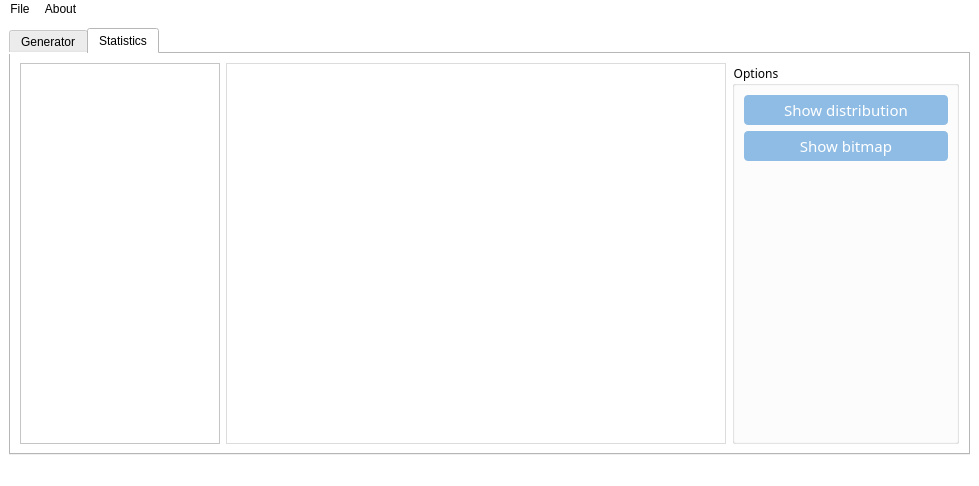
rialbat/IBMqRNG, file MainWindow.ui: the form before one commit.
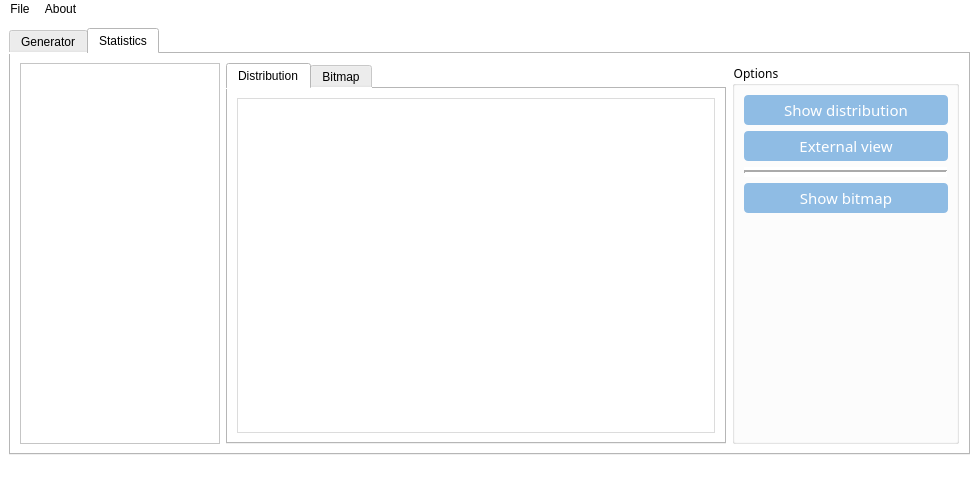
The form after the commit. The open tabs and pages were chosen to show the change. Icons and pictures are not drawn. Custom widgets are drawn as their Qt base class.

Commit message: Plot+BitSeq added

```diff
--- a/MainWindow.ui
+++ b/MainWindow.ui
@@ -165,6 +165,36 @@
      border-style: solid;
      border-width: 1px;
      border-color: #DCDCDC;
+ }
+#externalDistribPushButton
+{
+	background:rgb(0,133,252);
+	border-radius:4px;
+	font-size:15px;
+	font-family:Century Gothic, sans-serif;
+	color:rgb(255,255,255);
+}
+#externalDistribPushButton:pressed
+{
+	background:rgb(0,122,228);
+	border-radius:4px;
+	font-size:15px;
+	font-family:Century Gothic, sans-serif;
+	color:rgb(255,255,255);
+}
+#externalDistribPushButton:disabled
+{
+	background:rgb(143,188,228);
+	border-radius:4px;
+	font-size:15px;
+	font-family:Century Gothic, sans-serif;
+	color:rgb(255,255,255);
+}
+#plotWidget
+{
+     border-style: solid;
+     border-width: 1px;
+     border-color: #DCDCDC;
  }</string>
   </property>
   <widget class="QWidget" name="centralwidget">
@@ -559,7 +589,7 @@
        <attribute name="title">
         <string>Statistics</string>
        </attribute>
-       <layout class="QGridLayout" name="gridLayout_7">
+       <layout class="QGridLayout" name="gridLayout_9">
         <item row="0" column="0">
          <layout class="QHBoxLayout" name="horizontalLayout_9">
           <item>
@@ -579,8 +609,32 @@
            </widget>
           </item>
           <item>
+           <widget class="QTabWidget" name="tabWidget_2">
+            <property name="currentIndex">
+             <number>0</number>
+            </property>
+            <widget class="QWidget" name="plotTab">
+             <attribute name="title">
+              <string>Distribution</string>
+             </attribute>
+             <layout class="QGridLayout" name="gridLayout_7">
+              <item row="0" column="0">
+               <widget class="QWidget" name="plotWidget" native="true"/>
+              </item>
+             </layout>
+            </widget>
+            <widget class="QWidget" name="canvasTab">
+             <attribute name="title">
+              <string>Bitmap</string>
+             </attribute>
+             <layout class="QGridLayout" name="gridLayout_8">
+              <item row="0" column="0">
            <widget class="QWidget" name="canvasWidget" native="true"/>
           </item>
+             </layout>
+            </widget>
+           </widget>
+          </item>
           <item>
            <widget class="QGroupBox" name="groupBox_4">
             <property name="minimumSize">
@@ -600,6 +654,8 @@
             </property>
             <layout class="QGridLayout" name="gridLayout_6">
              <item row="0" column="0">
+              <layout class="QVBoxLayout" name="verticalLayout_7">
+               <item>
               <layout class="QVBoxLayout" name="verticalLayout_5">
                <item>
                 <widget class="QPushButton" name="distribPushButton">
@@ -620,6 +676,51 @@
                  </property>
                  <property name="text">
                   <string>Show distribution</string>
+                   </property>
+                  </widget>
+                 </item>
+                 <item>
+                  <widget class="QPushButton" name="externalDistribPushButton">
+                   <property name="enabled">
+                    <bool>false</bool>
+                   </property>
+                   <property name="minimumSize">
+                    <size>
+                     <width>204</width>
+                     <height>30</height>
+                    </size>
+                   </property>
+                   <property name="maximumSize">
+                    <size>
+                     <width>204</width>
+                     <height>30</height>
+                    </size>
+                   </property>
+                   <property name="text">
+                    <string>External view</string>
+                   </property>
+                  </widget>
+                 </item>
+                </layout>
+               </item>
+               <item>
+                <widget class="Line" name="line">
+                 <property name="minimumSize">
+                  <size>
+                   <width>0</width>
+                   <height>10</height>
+                  </size>
+                 </property>
+                 <property name="font">
+                  <font>
+                   <bold>true</bold>
+                  </font>
+                 </property>
+                 <property name="lineWidth">
+                  <number>2</number>
+                 </property>
+                 <property name="orientation">
+                  <enum>Qt::Horizontal</enum>
                  </property>
                 </widget>
                </item>
```
Lines whose indentation alone changed are shown as unchanged. The commit also changes 4 other files.
